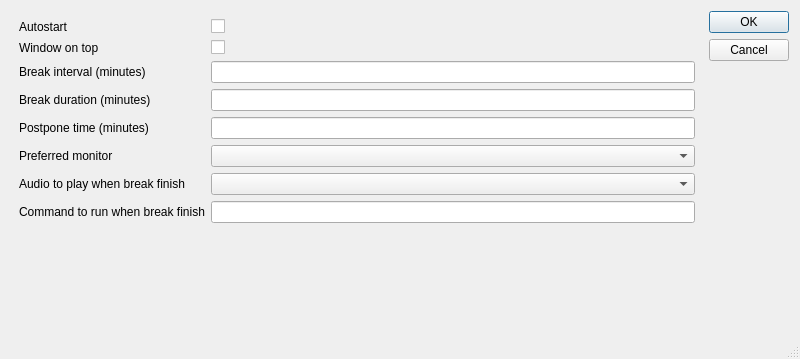
Above: app/settingsdialog.ui from qbreak-app/qbreak before the change. Below: the same form after it.
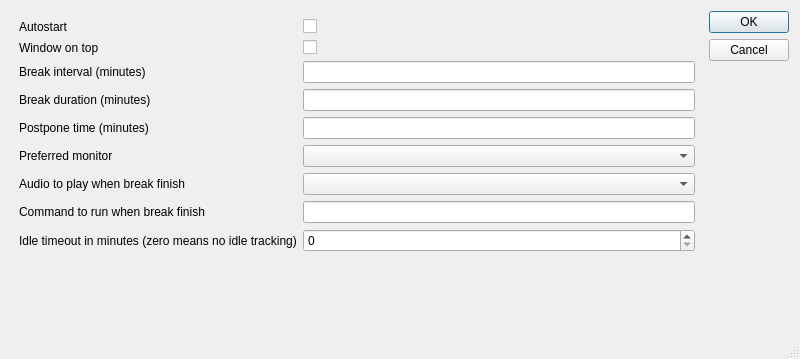
That is the form after the change.

Commit message: - idle tracking - initial implementation

Diff of the .ui file:
```diff
--- a/app/settingsdialog.ui
+++ b/app/settingsdialog.ui
@@ -138,6 +138,20 @@
      <item row="9" column="1">
       <widget class="QLineEdit" name="mScriptEdit"/>
      </item>
+     <item row="10" column="0">
+      <widget class="QLabel" name="label_9">
+       <property name="text">
+        <string>Idle timeout in minutes (zero means no idle tracking)</string>
+       </property>
+      </widget>
+     </item>
+     <item row="10" column="1">
+      <widget class="QSpinBox" name="mIdleTimeoutSpinbox">
+       <property name="suffix">
+        <string/>
+       </property>
+      </widget>
+     </item>
     </layout>
    </item>
    <item>
```
The commit also changes 9 other files.
